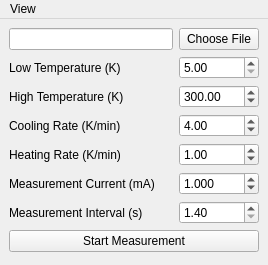
Qt form main.ui (kmnhan/physlab) before a commit.
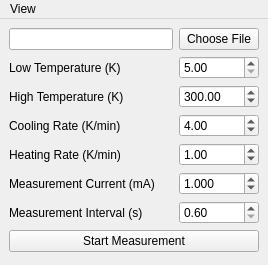
The same form after that commit.

Commit message: optimize logging interval

```diff
--- a/main.ui
+++ b/main.ui
@@ -41,7 +41,7 @@
        <bool>false</bool>
       </property>
       <property name="minimum">
-       <double>1.400000000000000</double>
+       <double>0.600000000000000</double>
       </property>
       <property name="maximum">
        <double>60.000000000000000</double>
@@ -50,7 +50,7 @@
        <double>0.100000000000000</double>
       </property>
       <property name="value">
-       <double>1.400000000000000</double>
+       <double>0.600000000000000</double>
       </property>
      </widget>
     </item>
```
The commit also changes 1 other file.
